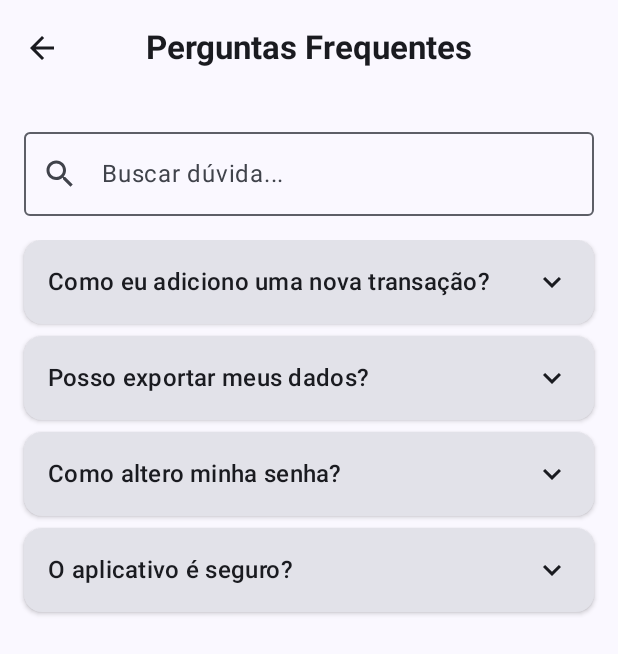
After one commit to guing2003/SmartCash, an Android app built with Jetpack Compose: the FaqScreen screen opened through its navigation route, on a phone screen of 412 x 824 dp. The commit adds this screen. Shown: the top 654 px of the screen. Run offline under Robolectric (Android 15) with nearby library versions, the phone set to English and light mode, and no system bars.

Commit message:
Adicionado telas comuns + Ajustes no codigo

```diff
--- a/app/src/main/java/com/guilherme_delecrode/smartcash/navigation/AppDestinations.kt
+++ b/app/src/main/java/com/guilherme_delecrode/smartcash/navigation/AppDestinations.kt
@@ -14,4 +14,10 @@ sealed class AppDestinations(val route: String){
     object Menu: AppDestinations("menu")
     object History : AppDestinations("history")
 
+
+    //Comuns Screen flow
+    object Faq : AppDestinations("faq")
+    object Terms : AppDestinations("terms")
+    object Privacy : AppDestinations("privacy")
+    object About : AppDestinations("about")
 }
--- a/app/src/main/java/com/guilherme_delecrode/smartcash/navigation/AppNavHost.kt
+++ b/app/src/main/java/com/guilherme_delecrode/smartcash/navigation/AppNavHost.kt
@@ -6,6 +6,10 @@ import androidx.navigation.compose.composable
 import androidx.navigation.compose.rememberNavController
 import com.guilherme_delecrode.smartcash.ui.screen.history.HistoryScreen
 import com.guilherme_delecrode.smartcash.ui.screen.home.HomeScreen
+import com.guilherme_delecrode.smartcash.ui.screen.info.AboutScreen
+import com.guilherme_delecrode.smartcash.ui.screen.info.FaqScreen
+import com.guilherme_delecrode.smartcash.ui.screen.info.PrivacyPolicyScreen
+import com.guilherme_delecrode.smartcash.ui.screen.info.TermsOfUseScreen
 import com.guilherme_delecrode.smartcash.ui.screen.login.LoginScreen
 import com.guilherme_delecrode.smartcash.ui.screen.menu.MenuScreen
 import com.guilherme_delecrode.smartcash.ui.screen.register.RegisterInfoScreen
@@ -44,5 +48,19 @@ fun AppNavHost(){
             HistoryScreen(navController)
         }
 
+        //Comuns Flow
+        composable(AppDestinations.Faq.route){
+            FaqScreen(navController)
+        }
+        composable(AppDestinations.Terms.route){
+            TermsOfUseScreen(navController)
+        }
+        composable(AppDestinations.Privacy.route){
+            PrivacyPolicyScreen(navController)
+        }
+        composable(AppDestinations.About.route){
+            AboutScreen(navController)
+        }
+
     }
 }
--- a/app/src/main/java/com/guilherme_delecrode/smartcash/ui/components/EmailTextField.kt
+++ b/app/src/main/java/com/guilherme_delecrode/smartcash/ui/components/EmailTextField.kt
@@ -24,7 +24,6 @@ import androidx.compose.ui.tooling.preview.Preview
 import androidx.compose.ui.unit.dp
 import com.guilherme_delecrode.smartcash.ui.theme.PrimaryButtonColor
 import com.guilherme_delecrode.smartcash.ui.theme.PrimaryFieldColor
-import com.guilherme_delecrode.smartcash.ui.theme.PrimaryFieldTextColor
 import com.guilherme_delecrode.smartcash.ui.theme.SmartCashTheme
 
 
--- a/app/src/main/java/com/guilherme_delecrode/smartcash/ui/components/HomeTopBar.kt
+++ b/app/src/main/java/com/guilherme_delecrode/smartcash/ui/components/HomeTopBar.kt
@@ -6,11 +6,9 @@ import androidx.compose.foundation.layout.Arrangement
 import androidx.compose.foundation.layout.Box
 import androidx.compose.foundation.layout.Column
 import androidx.compose.foundation.layout.Row
-import androidx.compose.foundation.layout.Spacer
 import androidx.compose.foundation.layout.fillMaxWidth
 import androidx.compose.foundation.layout.padding
 import androidx.compose.foundation.layout.size
-import androidx.compose.foundation.layout.width
 import androidx.compose.foundation.layout.wrapContentSize
 import androidx.compose.foundation.shape.CircleShape
 import androidx.compose.foundation.shape.RoundedCornerShape
--- a/app/src/main/java/com/guilherme_delecrode/smartcash/ui/components/PasswordTextField.kt
+++ b/app/src/main/java/com/guilherme_delecrode/smartcash/ui/components/PasswordTextField.kt
@@ -33,7 +33,6 @@ import androidx.compose.ui.unit.dp
 import com.guilherme_delecrode.smartcash.R
 import com.guilherme_delecrode.smartcash.ui.theme.PrimaryButtonColor
 import com.guilherme_delecrode.smartcash.ui.theme.PrimaryFieldColor
-import com.guilherme_delecrode.smartcash.ui.theme.PrimaryFieldTextColor
 import com.guilherme_delecrode.smartcash.ui.theme.SmartCashTheme
 
 
--- /dev/null
+++ b/app/src/main/java/com/guilherme_delecrode/smartcash/ui/screen/info/FaqScreen.kt
@@ -0,0 +1,128 @@
+package com.guilherme_delecrode.smartcash.ui.screen.info
+
+import androidx.compose.animation.AnimatedVisibility
+import androidx.compose.animation.core.animateFloatAsState
+import androidx.compose.foundation.clickable
+import androidx.compose.foundation.layout.Column
+import androidx.compose.foundation.layout.Row
+import androidx.compose.foundation.layout.Spacer
+import androidx.compose.foundation.layout.fillMaxSize
+import androidx.compose.foundation.layout.fillMaxWidth
+import androidx.compose.foundation.layout.height
+import androidx.compose.foundation.layout.padding
+import androidx.compose.foundation.lazy.LazyColumn
+import androidx.compose.foundation.lazy.items
+import androidx.compose.material.icons.Icons
+import androidx.compose.material.icons.filled.ArrowBack
+import androidx.compose.material.icons.filled.KeyboardArrowDown
+import androidx.compose.material.icons.filled.Search
+import androidx.compose.material3.Card
+import androidx.compose.material3.CardDefaults
+import androidx.compose.material3.CenterAlignedTopAppBar
+import androidx.compose.material3.ExperimentalMaterial3Api
+import androidx.compose.material3.Icon
+import androidx.compose.material3.IconButton
+import androidx.compose.material3.MaterialTheme
+import androidx.compose.material3.OutlinedTextField
+import androidx.compose.material3.Scaffold
+import androidx.compose.material3.Text
+import androidx.compose.runtime.Composable
+import androidx.compose.runtime.getValue
+import androidx.compose.runtime.mutableStateOf
+import androidx.compose.runtime.remember
+import androidx.compose.runtime.setValue
+import androidx.compose.ui.Alignment
+import androidx.compose.ui.Modifier
+import androidx.compose.ui.draw.rotate
+import androidx.compose.ui.text.font.FontWeight
+import androidx.compose.ui.tooling.preview.Preview
+import androidx.compose.ui.unit.dp
+import androidx.navigation.NavController
+import androidx.navigation.compose.rememberNavController
+
+data class FaqItemData(val question: String, val answer: String)
+
+val faqList = listOf(
+    FaqItemData("Como eu adiciono uma nova transação?", "Para adicionar uma nova transação, vá para a tela inicial e clique no botão de '+' no canto inferior. Preencha os detalhes da transação e salve."),
+    FaqItemData("Posso exportar meus dados?", "Sim. Na tela de Histórico, você pode usar o botão 'Gerar Relatório' para exportar seus dados em formato PDF ou CSV."),
+    FaqItemData("Como altero minha senha?", "No menu principal, selecione a opção 'Alterar Senha'. Você precisará inserir sua senha atual e a nova senha desejada."),
+    FaqItemData("O aplicativo é seguro?", "Sim, a segurança é nossa prioridade. Usamos criptografia de ponta a ponta para proteger seus dados financeiros e nenhuma informação sensível é compartilhada.")
+)
+
+@OptIn(ExperimentalMaterial3Api::class)
+@Composable
+fun FaqScreen(navController: NavController) {
+    var searchQuery by remember { mutableStateOf("") }
+    val filteredFaqs = faqList.filter {
+        it.question.contains(searchQuery, ignoreCase = true) || it.answer.contains(searchQuery, ignoreCase = true)
+    }
+
+    Scaffold(
+        topBar = {
+            CenterAlignedTopAppBar(
+                title = { Text("Perguntas Frequentes", fontWeight = FontWeight.Bold) },
+                navigationIcon = {
+                    IconButton(onClick = { navController.popBackStack() }) {
+                        Icon(Icons.Default.ArrowBack, contentDescription = "Voltar")
+                    }
+                }
+            )
+        }
+    ) { paddingValues ->
+        Column(modifier = Modifier
+            .padding(paddingValues)
+            .fillMaxSize()
+        ) {
+            OutlinedTextField(
+                value = searchQuery,
+                onValueChange = { searchQuery = it },
+                modifier = Modifier
+                    .fillMaxWidth()
+                    .padding(16.dp),
+                label = { Text("Buscar dúvida...") },
+                leadingIcon = { Icon(Icons.Default.Search, contentDescription = null) },
+                singleLine = true
+            )
+
+            LazyColumn(modifier = Modifier.padding(horizontal = 16.dp)) {
+                items(filteredFaqs) { faq ->
+                    FaqItem(faq = faq)
+                    Spacer(modifier = Modifier.height(8.dp))
+                }
+            }
+        }
+    }
+}
+
+@Composable
+fun FaqItem(faq: FaqItemData) {
+    var isExpanded by remember { mutableStateOf(false) }
+    val rotationAngle by animateFloatAsState(targetValue = if (isExpanded) 180f else 0f, label = "arrowAnimation")
+
+    Card(
+        modifier = Modifier
+            .fillMaxWidth()
+            .clickable { isExpanded = !isExpanded },
+        elevation = CardDefaults.cardElevation(2.dp)
+    ) {
+        Column(modifier = Modifier.padding(16.dp)) {
+            Row(verticalAlignment = Alignment.CenterVertically) {
+                Text(faq.question, modifier = Modifier.weight(1f), style = MaterialTheme.typography.titleMedium)
+                Icon(
+                    Icons.Default.KeyboardArrowDown,
+                    contentDescription = "Expandir",
+                    modifier = Modifier.rotate(rotationAngle)
+                )
+            }
+            AnimatedVisibility(visible = isExpanded) {
+                Text(faq.answer, modifier = Modifier.padding(top = 16.dp), style = MaterialTheme.typography.bodyMedium)
+            }
+        }
+    }
+}
+
+@Preview(showBackground = true)
+@Composable
+fun FaqScreenPreview() {
+    FaqScreen(rememberNavController())
+}
--- a/app/src/main/java/com/guilherme_delecrode/smartcash/ui/screen/register/RegisterPasswordScreen.kt
+++ b/app/src/main/java/com/guilherme_delecrode/smartcash/ui/screen/register/RegisterPasswordScreen.kt
@@ -12,7 +12,6 @@ import androidx.compose.material3.CenterAlignedTopAppBar
 import androidx.compose.material3.ExperimentalMaterial3Api
 import androidx.compose.material3.Scaffold
 import androidx.compose.material3.Text
-import androidx.compose.material3.TopAppBarDefaults
 import androidx.compose.runtime.Composable
 import androidx.compose.runtime.getValue
 import androidx.compose.runtime.mutableStateOf
@@ -20,7 +19,6 @@ import androidx.compose.runtime.remember
 import androidx.compose.runtime.setValue
 import androidx.compose.ui.Alignment
 import androidx.compose.ui.Modifier
-import androidx.compose.ui.graphics.Color
 import androidx.compose.ui.platform.LocalContext
 import androidx.compose.ui.text.font.FontWeight
 import androidx.compose.ui.text.input.ImeAction
--- /dev/null
+++ b/app/src/main/res/drawable/ic_faq_24.xml
@@ -0,0 +1,5 @@
+<vector xmlns:android="http://schemas.android.com/apk/res/android" android:height="24dp" android:tint="#000000" android:viewportHeight="960" android:viewportWidth="960" android:width="24dp">
+
+    <path android:fillColor="@android:color/white" android:pathData="M424,640Q424,559 438.5,523.5Q453,488 500,446Q541,410 562.5,383.5Q584,357 584,323Q584,282 556.5,255Q529,228 480,228Q429,228 402.5,259Q376,290 365,322L262,278Q283,214 339,167Q395,120 480,120Q585,120 641.5,178.5Q698,237 698,319Q698,369 676.5,404.5Q655,440 609,485Q560,532 549.5,556.5Q539,581 539,640L424,640ZM480,880Q447,880 423.5,856.5Q400,833 400,800Q400,767 423.5,743.5Q447,720 480,720Q513,720 536.5,743.5Q560,767 560,800Q560,833 536.5,856.5Q513,880 480,880Z"/>
+
+</vector>
--- /dev/null
+++ b/app/src/main/res/drawable/ic_history_24.xml
@@ -0,0 +1,5 @@
+<vector xmlns:android="http://schemas.android.com/apk/res/android" android:height="24dp" android:tint="#000000" android:viewportHeight="960" android:viewportWidth="960" android:width="24dp">
+
+    <path android:fillColor="@android:color/white" android:pathData="M480,840Q342,840 239.5,748.5Q137,657 122,520L204,520Q218,624 296.5,692Q375,760 480,760Q597,760 678.5,678.5Q760,597 760,480Q760,363 678.5,281.5Q597,200 480,200Q411,200 351,232Q291,264 250,320L360,320L360,400L120,400L120,160L200,160L200,254Q251,190 324.5,155Q398,120 480,120Q555,120 620.5,148.5Q686,177 734.5,225.5Q783,274 811.5,339.5Q840,405 840,480Q840,555 811.5,620.5Q783,686 734.5,734.5Q686,783 620.5,811.5Q555,840 480,840ZM592,648L440,496L440,280L520,280L520,464L648,592L592,648Z"/>
+
+</vector>
--- /dev/null
+++ b/app/src/main/res/drawable/ic_lock_24.xml
@@ -0,0 +1,5 @@
+<vector xmlns:android="http://schemas.android.com/apk/res/android" android:height="24dp" android:tint="#000000" android:viewportHeight="960" android:viewportWidth="960" android:width="24dp">
+
+    <path android:fillColor="@android:color/white" android:pathData="M240,880Q207,880 183.5,856.5Q160,833 160,800L160,400Q160,367 183.5,343.5Q207,320 240,320L280,320L280,240Q280,157 338.5,98.5Q397,40 480,40Q563,40 621.5,98.5Q680,157 680,240L680,320L720,320Q753,320 776.5,343.5Q800,367 800,400L800,800Q800,833 776.5,856.5Q753,880 720,880L240,880ZM240,800L720,800Q720,800 720,800Q720,800 720,800L720,400Q720,400 720,400Q720,400 720,400L240,400Q240,400 240,400Q240,400 240,400L240,800Q240,800 240,800Q240,800 240,800ZM480,680Q513,680 536.5,656.5Q560,633 560,600Q560,567 536.5,543.5Q513,520 480,520Q447,520 423.5,543.5Q400,567 400,600Q400,633 423.5,656.5Q447,680 480,680ZM360,320L600,320L600,240Q600,190 565,155Q530,120 480,120Q430,120 395,155Q360,190 360,240L360,320ZM240,800Q240,800 240,800Q240,800 240,800L240,400Q240,400 240,400Q240,400 240,400L240,400Q240,400 240,400Q240,400 240,400L240,800Q240,800 240,800Q240,800 240,800Z"/>
+
+</vector>
--- /dev/null
+++ b/app/src/main/res/drawable/ic_logout_24.xml
@@ -0,0 +1,5 @@
+<vector xmlns:android="http://schemas.android.com/apk/res/android" android:autoMirrored="true" android:height="24dp" android:tint="#000000" android:viewportHeight="960" android:viewportWidth="960" android:width="24dp">
+
+    <path android:fillColor="@android:color/white" android:pathData="M200,840Q167,840 143.5,816.5Q120,793 120,760L120,200Q120,167 143.5,143.5Q167,120 200,120L480,120L480,200L200,200Q200,200 200,200Q200,200 200,200L200,760Q200,760 200,760Q200,760 200,760L480,760L480,840L200,840ZM640,680L585,622L687,520L360,520L360,440L687,440L585,338L640,280L840,480L640,680Z"/>
+
+</vector>
--- /dev/null
+++ b/app/src/main/res/drawable/ic_person_24.xml
@@ -0,0 +1,5 @@
+<vector xmlns:android="http://schemas.android.com/apk/res/android" android:height="24dp" android:tint="#000000" android:viewportHeight="960" android:viewportWidth="960" android:width="24dp">
+
+    <path android:fillColor="@android:color/white" android:pathData="M480,480Q414,480 367,433Q320,386 320,320Q320,254 367,207Q414,160 480,160Q546,160 593,207Q640,254 640,320Q640,386 593,433Q546,480 480,480ZM160,800L160,688Q160,654 177.5,625.5Q195,597 224,582Q286,551 350,535.5Q414,520 480,520Q546,520 610,535.5Q674,551 736,582Q765,597 782.5,625.5Q800,654 800,688L800,800L160,800ZM240,720L720,720L720,688Q720,677 714.5,668Q709,659 700,654Q646,627 591,613.5Q536,600 480,600Q424,600 369,613.5Q314,627 260,654Q251,659 245.5,668Q240,677 240,688L240,720ZM480,400Q513,400 536.5,376.5Q560,353 560,320Q560,287 536.5,263.5Q513,240 480,240Q447,240 423.5,263.5Q400,287 400,320Q400,353 423.5,376.5Q447,400 480,400ZM480,320Q480,320 480,320Q480,320 480,320Q480,320 480,320Q480,320 480,320Q480,320 480,320Q480,320 480,320Q480,320 480,320Q480,320 480,320ZM480,720L480,720Q480,720 480,720Q480,720 480,720Q480,720 480,720Q480,720 480,720Q480,720 480,720Q480,720 480,720Q480,720 480,720Q480,720 480,720L480,720Z"/>
+
+</vector>
--- /dev/null
+++ b/app/src/main/res/drawable/ic_privacy_24.xml
@@ -0,0 +1,5 @@
+<vector xmlns:android="http://schemas.android.com/apk/res/android" android:height="24dp" android:tint="#000000" android:viewportHeight="960" android:viewportWidth="960" android:width="24dp">
+
+    <path android:fillColor="@android:color/white" android:pathData="M440,680L520,680L520,440L440,440L440,680ZM480,360Q497,360 508.5,348.5Q520,337 520,320Q520,303 508.5,291.5Q497,280 480,280Q463,280 451.5,291.5Q440,303 440,320Q440,337 451.5,348.5Q463,360 480,360ZM480,880Q341,845 250.5,720.5Q160,596 160,444L160,200L480,80L800,200L800,444Q800,596 709.5,720.5Q619,845 480,880ZM480,796Q584,763 652,664Q720,565 720,444L720,255L480,165L240,255L240,444Q240,565 308,664Q376,763 480,796ZM480,480Q480,480 480,480Q480,480 480,480L480,480L480,480L480,480L480,480Q480,480 480,480Q480,480 480,480Z"/>
+
+</vector>
--- /dev/null
+++ b/app/src/main/res/drawable/ic_terms_24.xml
@@ -0,0 +1,5 @@
+<vector xmlns:android="http://schemas.android.com/apk/res/android" android:autoMirrored="true" android:height="24dp" android:tint="#000000" android:viewportHeight="960" android:viewportWidth="960" android:width="24dp">
+
+    <path android:fillColor="@android:color/white" android:pathData="M320,520L640,520L640,440L320,440L320,520ZM320,640L640,640L640,560L320,560L320,640ZM320,760L520,760L520,680L320,680L320,760ZM240,880Q207,880 183.5,856.5Q160,833 160,800L160,160Q160,127 183.5,103.5Q207,80 240,80L560,80L800,320L800,800Q800,833 776.5,856.5Q753,880 720,880L240,880ZM520,360L520,160L240,160Q240,160 240,160Q240,160 240,160L240,800Q240,800 240,800Q240,800 240,800L720,800Q720,800 720,800Q720,800 720,800L720,360L520,360ZM240,160L240,160L240,360L240,360L240,160L240,360L240,360L240,800Q240,800 240,800Q240,800 240,800L240,800Q240,800 240,800Q240,800 240,800L240,160Q240,160 240,160Q240,160 240,160Z"/>
+
+</vector>
```
Also changed, not shown: app/src/main/java/com/guilherme_delecrode/smartcash/MainActivity.kt (+0 -7 lines), app/src/main/java/com/guilherme_delecrode/smartcash/ui/screen/info/AboutScreen.kt (added, +96 -0 lines), app/src/main/java/com/guilherme_delecrode/smartcash/ui/screen/info/PrivacyPolicyScreen.kt (added, +97 -0 lines), app/src/main/java/com/guilherme_delecrode/smartcash/ui/screen/info/TermsOfUseScreen.kt (added, +97 -0 lines), app/src/main/java/com/guilherme_delecrode/smartcash/ui/screen/login/LoginScreen.kt (+0 -10 lines), app/src/main/java/com/guilherme_delecrode/smartcash/ui/screen/menu/MenuScreen.kt (+70 -53 lines).
